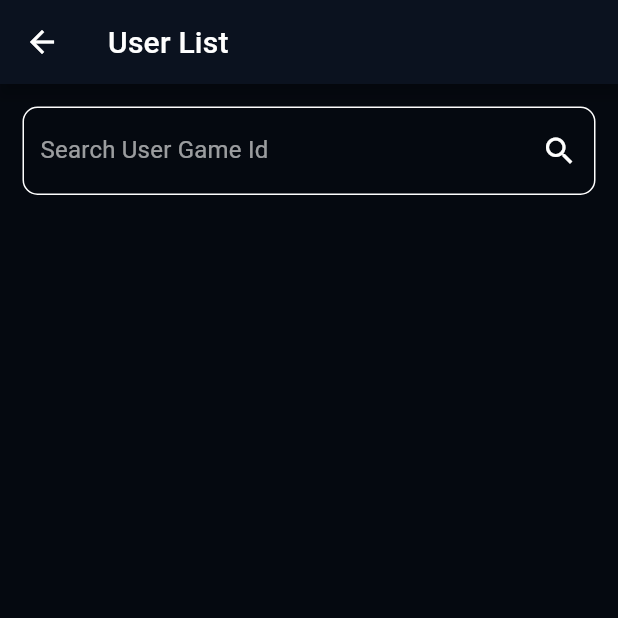
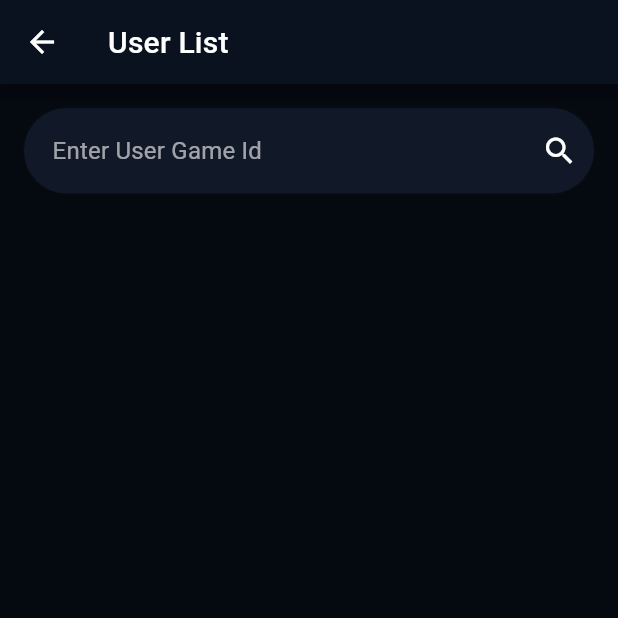
Before and after one commit to sushantdev-git/Tournaverse, a Flutter app: the UserListPage screen opened directly with empty values, on a phone screen of 412 x 824 dp, the top half of it. Run offline on Flutter 3.47's test engine with Material 2 defaults, Android fonts, the phone set to English and light mode, and no system bars; our stand-ins replace flutter_secure_storage, fluttertoast, google_fonts; missing offline and left inert: razorpay_flutter; accounts and stored records are empty.

```diff
--- a/lib/Pages/UserListPage.dart
+++ b/lib/Pages/UserListPage.dart
@@ -45,18 +45,19 @@ class _UserListPageState extends State<UserListPage> {
               TextField(
                 onChanged: filterList,
                 decoration: InputDecoration(
-                  labelText: 'Search User Game Id',
+                  hintText: "Enter User Game Id",
                   suffixIcon: const Icon(Icons.search, color: Colors.white,),
-                  labelStyle: const TextStyle(color: Colors.white60),
-                  enabledBorder: OutlineInputBorder(
-                    borderSide:
-                    const BorderSide(color: Colors.white, width: 1, style: BorderStyle.solid),
-                    borderRadius: BorderRadius.circular(10),
+                  fillColor: const Color(0xff111928),
+                  filled: true,
+                  hintStyle: const TextStyle(color: Colors.white60),
+                  contentPadding: const EdgeInsets.all(20),
+                  border: OutlineInputBorder(
+                    borderRadius: BorderRadius.circular(30),
+                    borderSide: const BorderSide(width: 0),
                   ),
                   focusedBorder: OutlineInputBorder(
-                    borderSide:
-                    const BorderSide(color: Color(0xff543CAF), width: 3, style: BorderStyle.solid),
-                    borderRadius: BorderRadius.circular(10),
+                    borderRadius: BorderRadius.circular(30),
+                    borderSide: const BorderSide(width: 0),
                   ),
                 ),
                 style: const TextStyle(color: Colors.white),
--- a/lib/pageRouterBuilder/CustomPageRouteBuilder.dart
+++ b/lib/pageRouterBuilder/CustomPageRouteBuilder.dart
@@ -1,5 +1,4 @@
 import 'package:flutter/material.dart';
-
 
 class CustomPageRoute extends PageRouteBuilder{
   final Widget child;
--- a/lib/widgets/EventDetail.dart
+++ b/lib/widgets/EventDetail.dart
@@ -1,3 +1,4 @@
+import 'package:e_game/Pages/QueriesPage.dart';
 import 'package:e_game/Pages/UserListPage.dart';
 import 'package:e_game/konstants/ThemeConstants.dart';
 import 'package:e_game/konstants/constants.dart';
@@ -116,7 +117,7 @@ class EventDetail extends StatelessWidget {
           const SizedBox(height: 20,),
           ElevatedButton(
             onPressed: (){
-
+              Navigator.of(context).push(CustomPageRoute(child: const QueriesPage()));
             },
             child: const SizedBox(
               width: double.infinity,
```
Also changed, not shown: lib/Pages/QueriesPage.dart (added, +87 -0 lines), lib/widgets/EventsCard.dart (+15 -10 lines), lib/widgets/GameCard.dart (+15 -9 lines), lib/widgets/QueryCard.dart (added, +46 -0 lines).
